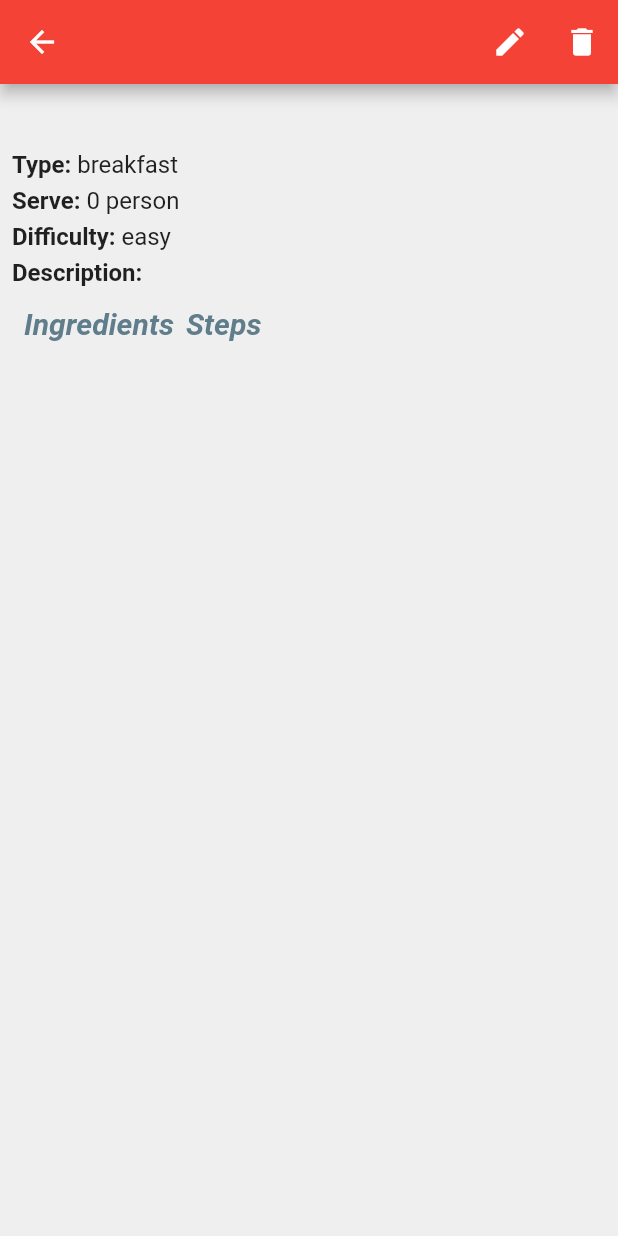
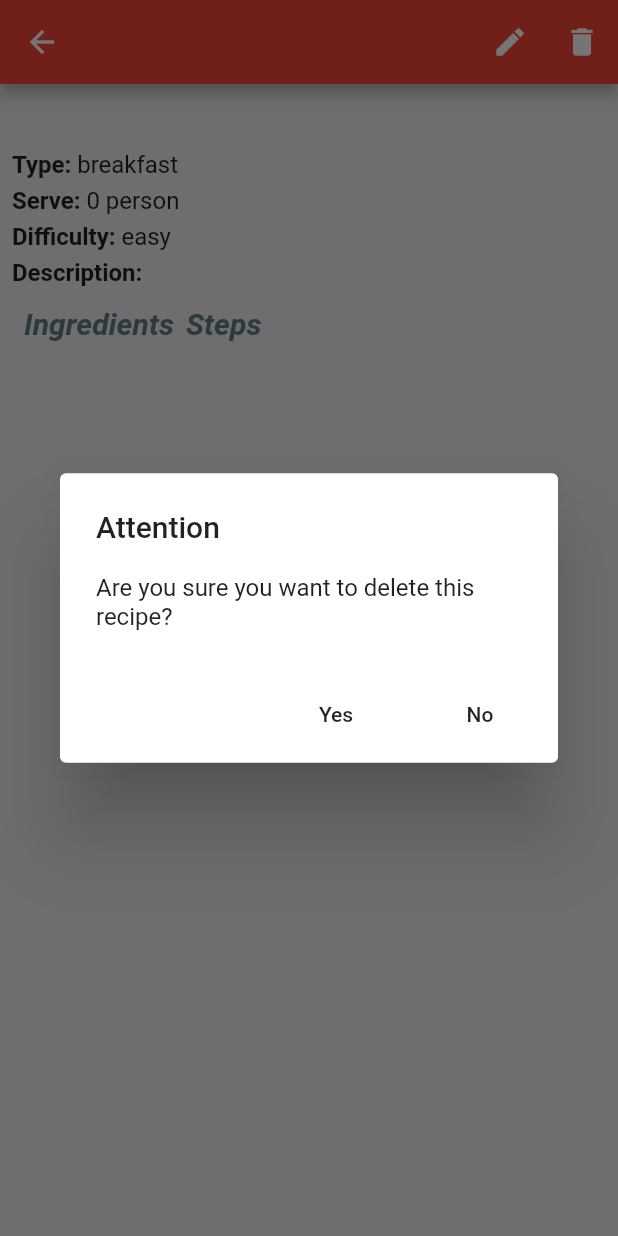
Before and after one commit to aismaniotto/recipe_book_app, a Flutter app: the ShowRecipePage screen opened directly with empty values, after a tap on the "delete" icon, on a phone screen of 412 x 824 dp. Run offline on Flutter 3.47's test engine with Material 2 defaults, Android fonts, the phone set to English and light mode, and no system bars; our stand-ins replace easy_localization, flutter_mobx, font_awesome_flutter, get_it, mobx, sembast; missing offline and left inert: charcode; generated files the repository leaves out were written again.

Commit message:
Improve IoC use and add delete feature on show recipe page.

```diff
--- a/assets/lang/en.json
+++ b/assets/lang/en.json
@@ -50,6 +50,13 @@
     "some_other": "other"
   },
   "___comment0": "GENERALS",
+  "attention": "Attention",
+  "wish_leave": "Wish leave withou save?",
+  "sure_delete": "Are you sure you want to delete this recipe?",
+  "stay": "Stay",
+  "exit": "Exit",
+  "yes": "Yes",
+  "no": "No",
   "unknow": "unknow",
   "not_informed": "not informed",
   "undefined": "undefined",
--- a/assets/lang/pt.json
+++ b/assets/lang/pt.json
@@ -50,6 +50,13 @@
     "some_other": "outro"
   },
   "___comment0": "GERAIS",
+  "attention": "Atenção",
+  "wish_leave": "Deseja sair sem salvar?",
+  "sure_delete": "Tem certeza que deseja apagar essa receita?",
+  "stay": "Ficar",
+  "exit": "Sair",
+  "yes": "Sim",
+  "no": "Não",
   "unknow": "desconhecido",
   "not_informed": "não informado",
   "undefined": "indefinido",
--- a/lib/core/services/navigation_service.dart
+++ b/lib/core/services/navigation_service.dart
@@ -11,4 +11,8 @@ class NavigationService {
   void goBack() {
     return navigatorKey.currentState.pop();
   }
+
+  void pop(bool pop) {
+    return navigatorKey.currentState.pop(pop);
+  }
 }
--- a/lib/features/recipe/presentation/pages/list_recipes_page.dart
+++ b/lib/features/recipe/presentation/pages/list_recipes_page.dart
@@ -1,9 +1,6 @@
-import 'dart:isolate';
-
 import 'package:easy_localization/easy_localization.dart';
 import 'package:flutter/material.dart';
 import 'package:flutter_mobx/flutter_mobx.dart';
-import 'package:recipe_book_app/core/IoC/ioc.dart';
 import 'package:recipe_book_app/core/services/navigation_service.dart';
 import 'package:recipe_book_app/features/recipe/domain/entities/recipe.dart';
 import 'package:recipe_book_app/features/recipe/presentation/stores/filtered_recipes_store.dart';
@@ -13,7 +10,12 @@ import 'package:recipe_book_app/features/recipe/presentation/widgets/recipe_tile
 import 'package:recipe_book_app/core/localization_generated/locale_keys.g.dart';
 
 class ListRecipesPage extends StatelessWidget {
-  final _store = ioc<FilteredRecipesStore>();
+  final FilteredRecipesStore store;
+  final NavigationService navigationService;
+
+  const ListRecipesPage(
+      {Key key, @required this.store, @required this.navigationService})
+      : super(key: key);
 
   @override
   Widget build(BuildContext context) {
@@ -23,24 +25,24 @@ class ListRecipesPage extends StatelessWidget {
         ),
         body: Observer(
           builder: (_) {
-            _store.getAllRecipes();
-            if (_store.filteredRecipes == null) {
+            store.getAllRecipes();
+            if (store.filteredRecipes == null) {
               return LoadingWidget();
             }
 
-            if (_store.filteredRecipes.isEmpty) {
+            if (store.filteredRecipes.isEmpty) {
               return EmptyListWidget();
             }
 
             return ListView.builder(
-              itemCount: _store.filteredRecipes.length,
+              itemCount: store.filteredRecipes.length,
               itemBuilder: (_, index) {
-                Recipe recipe = _store.filteredRecipes[index];
+                Recipe recipe = store.filteredRecipes[index];
                 return RecipeTileWidget(
                     recipe,
                     () => {
-                          ioc<NavigationService>()
-                              .navigateTo('/show_recipe', arguments: recipe),
+                          navigationService.navigateTo('/show_recipe',
+                              arguments: recipe),
                         });
               },
             );
@@ -48,7 +50,7 @@ class ListRecipesPage extends StatelessWidget {
         ),
         floatingActionButton: FloatingActionButton(
           onPressed: () {
-            ioc<NavigationService>().navigateTo('/new_recipe');
+            navigationService.navigateTo('/new_recipe');
           },
           tooltip: LocaleKeys.add_new_recipe.tr(),
           child: Icon(Icons.add),
--- a/lib/features/recipe/presentation/pages/show_recipe_page.dart
+++ b/lib/features/recipe/presentation/pages/show_recipe_page.dart
@@ -1,16 +1,25 @@
 import 'package:easy_localization/easy_localization.dart';
 import 'package:flutter/material.dart';
 import 'package:recipe_book_app/core/localization_generated/locale_keys.g.dart';
+import 'package:recipe_book_app/core/services/navigation_service.dart';
 import 'package:recipe_book_app/features/recipe/domain/entities/identificable_text.dart';
 import 'package:recipe_book_app/features/recipe/domain/entities/recipe.dart';
+import 'package:recipe_book_app/features/recipe/domain/usecases/delete_recipe.dart';
 import 'package:recipe_book_app/features/recipe/presentation/widgets/item_list_widget.dart';
 import 'package:recipe_book_app/features/recipe/presentation/widgets/recipe_header_widget.dart';
 import 'package:recipe_book_app/features/recipe/presentation/widgets/title_list_widget.dart';
 
 class ShowRecipePage extends StatelessWidget {
   final Recipe recipe;
+  final DeleteRecipe deleteRecipe;
+  final NavigationService navigationService;
 
-  ShowRecipePage({Key key, @required this.recipe}) : super(key: key);
+  ShowRecipePage(
+      {Key key,
+      @required this.recipe,
+      @required this.deleteRecipe,
+      @required this.navigationService})
+      : super(key: key);
 
   @override
   Widget build(BuildContext context) {
@@ -28,6 +37,34 @@ class ShowRecipePage extends StatelessWidget {
     columnWidgets.add(TitleListWidget(LocaleKeys.steps.tr()));
     columnWidgets.addAll(prepareList<IdentificableText>(recipe.steps));
 
+    void _showDialog() {
+      showDialog(
+        context: context,
+        builder: (BuildContext context) {
+          return AlertDialog(
+            title: Text(LocaleKeys.attention.tr()),
+            content: Text(LocaleKeys.sure_delete.tr()),
+            actions: <Widget>[
+              FlatButton(
+                child: Text(LocaleKeys.yes.tr()),
+                onPressed: () async {
+                  await deleteRecipe(recipe);
+                  navigationService.pop(false);
+                  navigationService.goBack();
+                },
+              ),
+              FlatButton(
+                child: Text(LocaleKeys.no.tr()),
+                onPressed: () {
+                  navigationService.pop(false);
+                },
+              ),
+            ],
+          );
+        },
+      );
+    }
+
     return Scaffold(
       appBar: AppBar(
         title: Text(recipe.title),
@@ -44,8 +81,7 @@ class ShowRecipePage extends StatelessWidget {
             icon: Icon(Icons.delete),
             tooltip: LocaleKeys.delete.tr(),
             onPressed: () {
-              //TODO: add action to delete.
-              print('delete');
+              _showDialog();
             },
           ),
         ],
--- a/lib/main.dart
+++ b/lib/main.dart
@@ -33,7 +33,10 @@ class MyApp extends StatelessWidget {
       localizationsDelegates: context.localizationDelegates,
       supportedLocales: context.supportedLocales,
       locale: context.locale,
-      home: ListRecipesPage(),
+      home: ListRecipesPage(
+        store: ioc.ioc(),
+        navigationService: ioc.ioc(),
+      ),
     );
   }
 }
--- a/lib/router.dart
+++ b/lib/router.dart
@@ -3,22 +3,35 @@ import 'package:recipe_book_app/features/recipe/domain/entities/recipe.dart';
 import 'package:recipe_book_app/features/recipe/presentation/pages/new_recipe_page.dart';
 import 'package:recipe_book_app/features/recipe/presentation/pages/show_recipe_page.dart';
 
+import 'core/IoC/ioc.dart';
+import 'features/recipe/domain/usecases/delete_recipe.dart';
 import 'features/recipe/presentation/pages/list_recipes_page.dart';
+import 'features/recipe/presentation/stores/filtered_recipes_store.dart';
 
 class Router {
   static Route<dynamic> generateRoute(RouteSettings settings) {
     switch (settings.name) {
       case '/':
       case '/list_recipes':
-        return MaterialPageRoute(builder: (_) => ListRecipesPage());
+        return MaterialPageRoute(
+            builder: (_) => ListRecipesPage(
+                  store: ioc<FilteredRecipesStore>(),
+                  navigationService: ioc(),
+                ));
       case '/show_recipe':
         var recipe = settings.arguments as Recipe;
         return MaterialPageRoute(
             builder: (_) => ShowRecipePage(
                   recipe: recipe,
+                  deleteRecipe: ioc<DeleteRecipe>(),
+                  navigationService: ioc(),
                 ));
       case '/new_recipe':
-        return MaterialPageRoute(builder: (_) => NewRecipePage());
+        return MaterialPageRoute(
+            builder: (_) => NewRecipePage(
+                  store: ioc(),
+                  navigationService: ioc(),
+                ));
       default:
         return MaterialPageRoute(
             builder: (_) => Scaffold(
```
Also changed, not shown: lib/features/recipe/data/datasources/recipe_source.dart (+6 -5 lines), lib/features/recipe/presentation/pages/new_recipe_page.dart (+55 -25 lines), lib/core/localization_generated/codegen_loader.g.dart, lib/core/localization_generated/locale_keys.g.dart.
